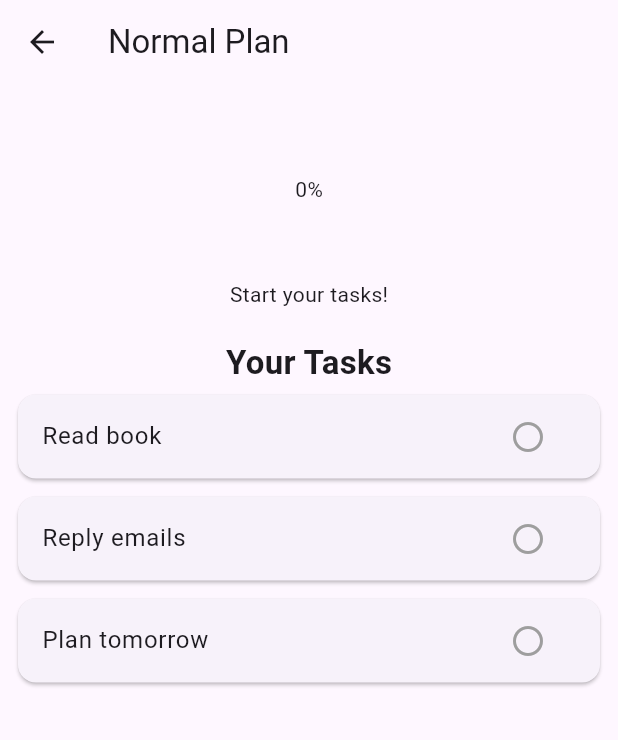
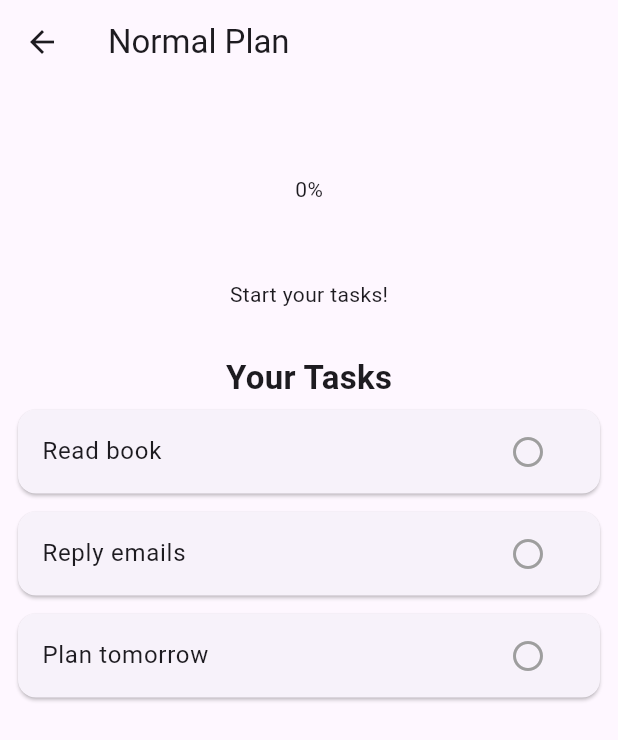
Before and after one commit to WaadAlAli/Mood_Productivity_Planner, a Flutter app: the screen it shows after launch, after a tap on "Generate My Plan", on a phone screen of 412 x 824 dp. Shown: the top 740 px of the screen. Run offline on Flutter 3.47's test engine with Material 3 defaults, Android fonts, the light colour scheme and no system bars.

Commit message:
Update result.dart

```diff
--- a/lib/screens/result.dart
+++ b/lib/screens/result.dart
@@ -73,7 +73,7 @@ class _ResultScreenState extends State<ResultScreen> {
           // ✅ PROGRESS
           buildProgressCircle(tasks.length, completedTasks.length),
 
-          const SizedBox(height: 20),
+          const SizedBox(height: 30),
 
           const Text(
             "Your Tasks",
```
